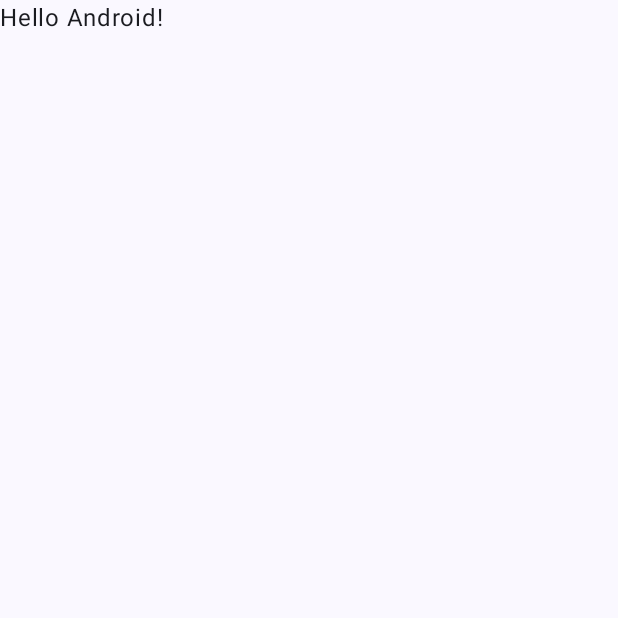
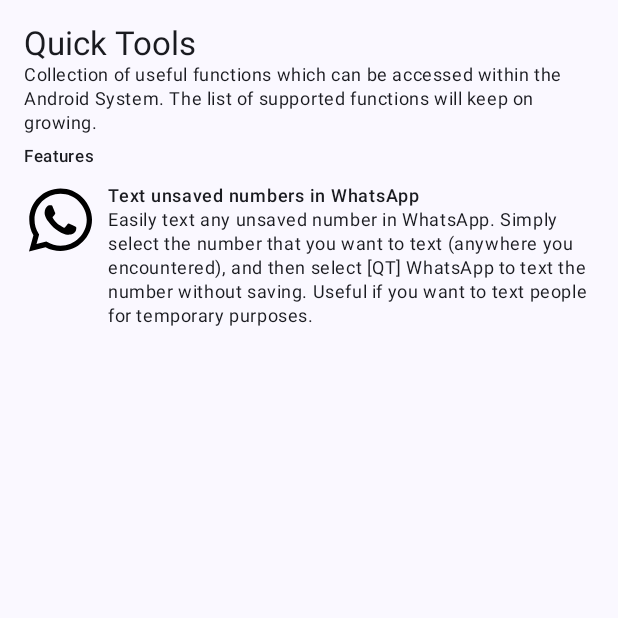
Before and after one commit to corphish/TextTools, an Android app built with Jetpack Compose: the screen it shows after launch (MainActivity), on a phone screen of 412 x 824 dp, the top half of it. Before the commit the part shown is almost empty. Run offline under Robolectric (Android 15) with nearby library versions, the phone set to English and light mode, and no system bars.

Commit message:
Add feature showcase
Signed-off-by: Avinaba Dalal <d97.avinaba@gmail.com>

```diff
--- a/app/src/main/java/com/corphish/quicktools/activities/MainActivity.kt
+++ b/app/src/main/java/com/corphish/quicktools/activities/MainActivity.kt
@@ -3,14 +3,25 @@
 import android.os.Bundle
 import androidx.activity.ComponentActivity
 import androidx.activity.compose.setContent
+import androidx.compose.foundation.Image
+import androidx.compose.foundation.layout.Column
+import androidx.compose.foundation.layout.Row
 import androidx.compose.foundation.layout.fillMaxSize
+import androidx.compose.foundation.layout.padding
+import androidx.compose.foundation.layout.size
 import androidx.compose.material3.MaterialTheme
 import androidx.compose.material3.Surface
 import androidx.compose.material3.Text
 import androidx.compose.runtime.Composable
 import androidx.compose.ui.Modifier
+import androidx.compose.ui.res.painterResource
+import androidx.compose.ui.res.stringResource
 import androidx.compose.ui.tooling.preview.Preview
+import androidx.compose.ui.unit.dp
 import com.corphish.quicktools.ui.theme.QuickToolsTheme
+import com.corphish.quicktools.R
+import com.corphish.quicktools.features.Feature
+import com.corphish.quicktools.ui.theme.Typography
 
 class MainActivity : ComponentActivity() {
     override fun onCreate(savedInstanceState: Bundle?) {
@@ -22,7 +33,7 @@
                     modifier = Modifier.fillMaxSize(),
                     color = MaterialTheme.colorScheme.background
                 ) {
-                    Greeting("Android")
+                    Greeting()
                 }
             }
         }
@@ -30,17 +41,54 @@
 }
 
 @Composable
-fun Greeting(name: String, modifier: Modifier = Modifier) {
-    Text(
-        text = "Hello $name!",
-        modifier = modifier
-    )
+fun Greeting() {
+    Column(
+        modifier = Modifier.padding(16.dp)
+    ) {
+        Text(
+            text = stringResource(id = R.string.app_name),
+            style = Typography.titleLarge
+        )
+        Text(
+            text = stringResource(id = R.string.app_desc),
+            style = Typography.bodySmall
+        )
+        Text(
+            text = stringResource(id = R.string.features),
+            style = Typography.labelSmall,
+            modifier = Modifier.padding(top = 8.dp, bottom = 8.dp)
+        )
+
+        for (feature in Feature.LIST) {
+            FeatureItem(feature = feature)
+        }
+    }
+}
+
+@Composable
+fun FeatureItem(feature: Feature) {
+    Row(
+        modifier = Modifier.padding(vertical = 4.dp)
+    ) {
+        Image(
+            painterResource(id = feature.icon),
+            contentDescription = "",
+            modifier = Modifier.size(48.dp)
+        )
+
+        Column(
+            modifier = Modifier.padding(start = 8.dp)
+        ) {
+            Text(text = stringResource(id = feature.featureTitle), style = Typography.labelMedium)
+            Text(text = stringResource(id = feature.featureDesc), style = Typography.bodySmall)
+        }
+    }
 }
 
 @Preview(showBackground = true)
 @Composable
 fun GreetingPreview() {
     QuickToolsTheme {
-        Greeting("Android")
+        Greeting()
     }
 }
--- /dev/null
+++ b/app/src/main/java/com/corphish/quicktools/features/Feature.kt
@@ -0,0 +1,24 @@
+package com.corphish.quicktools.features
+
+import androidx.annotation.DrawableRes
+import androidx.annotation.StringRes
+import com.corphish.quicktools.R
+
+/**
+ * Data class that defines a feature.
+ */
+data class Feature(
+    @DrawableRes val icon: Int,
+    @StringRes val featureTitle: Int,
+    @StringRes val featureDesc: Int,
+) {
+    companion object {
+        val LIST = listOf(
+            Feature(
+                icon = R.drawable.ic_whatsapp,
+                featureTitle = R.string.wup_title,
+                featureDesc = R.string.wup_desc
+            )
+        )
+    }
+}
--- a/app/src/main/res/values/strings.xml
+++ b/app/src/main/res/values/strings.xml
@@ -1,4 +1,10 @@
 <resources>
     <string name="app_name">Quick Tools</string>
     <string name="quick_tools_whatsapp">[QT] WhatsApp</string>
+    <string name="app_desc">Collection of useful functions which can be accessed within the Android System. The list of supported functions will keep on growing.</string>
+
+    <string name="features">Features</string>
+
+    <string name="wup_title">Text unsaved numbers in WhatsApp</string>
+    <string name="wup_desc">Easily text any unsaved number in WhatsApp. Simply select the number that you want to text (anywhere you encountered), and then select "[QT] WhatsApp" to text the number without saving. Useful if you want to text people for temporary purposes.</string>
 </resources>
```
